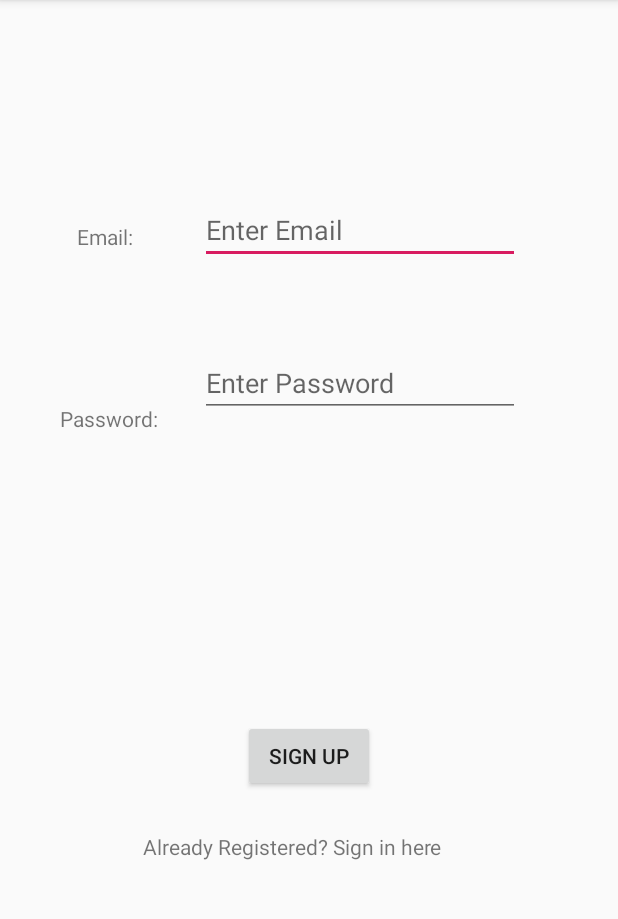
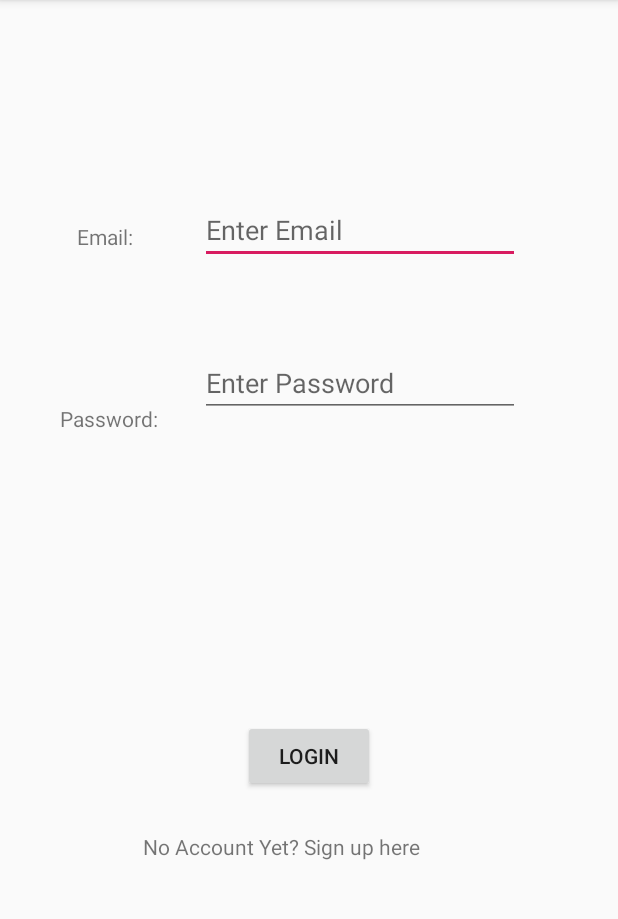
Before and after one commit to Bowdown4488/Alarm-App, an Android app: the screen it shows after launch (MainActivity before the commit, LoginActivity after it), on a phone screen of 412 x 824 dp, the part 84-1003 px from its top. Run offline under Robolectric (Android 15) with nearby library versions, the phone set to English and light mode, and no system bars; our stand-ins replace Firebase (no records; nobody signed in at launch, a user with empty details on screens opened directly).

Commit message:
changed main activity

```diff
--- a/app/src/main/AndroidManifest.xml
+++ b/app/src/main/AndroidManifest.xml
@@ -16,14 +16,17 @@
         android:roundIcon="@mipmap/ic_launcher_round"
         android:supportsRtl="true"
         android:theme="@style/AppTheme">
-        <activity android:name=".MainActivity">
+        <activity android:name=".LoginActivity">
             <intent-filter>
                 <action android:name="android.intent.action.MAIN" />
 
                 <category android:name="android.intent.category.LAUNCHER" />
             </intent-filter>
         </activity>
-        <activity android:name=".LoginActivity"></activity>
+        <activity android:name=".MainActivity">
+
+        </activity>
+
     </application>
 
 </manifest>
--- a/app/src/main/java/com/example/paolo/mobapdemp/LoginActivity.java
+++ b/app/src/main/java/com/example/paolo/mobapdemp/LoginActivity.java
@@ -1,5 +1,6 @@
 package com.example.paolo.mobapdemp;
 
+import android.content.Intent;
 import android.support.annotation.NonNull;
 import android.support.v7.app.AppCompatActivity;
 import android.os.Bundle;
@@ -7,6 +8,7 @@ import android.text.TextUtils;
 import android.view.View;
 import android.widget.Button;
 import android.widget.EditText;
+import android.widget.TextView;
 import android.widget.Toast;
 
 import com.google.android.gms.tasks.OnCompleteListener;
@@ -20,6 +22,7 @@ public class LoginActivity extends AppCompatActivity {
     private EditText enterEmail;
     private EditText enterPass;
     private FirebaseAuth firebaseAuth;
+    private TextView signinText;
 
     @Override
     protected void onCreate(Bundle savedInstanceState) {
@@ -31,6 +34,8 @@ public class LoginActivity extends AppCompatActivity {
         if(firebaseAuth.getCurrentUser() != null){ //user is already logged in
             //put activity here
         }
+
+        signinText = findViewById(R.id.signinText);
         loginBtn = findViewById(R.id.loginBtn);
         enterEmail = findViewById(R.id.enterEmail);
         enterPass = findViewById(R.id.enterPass);
@@ -66,5 +71,15 @@ public class LoginActivity extends AppCompatActivity {
                         });
             }
         });
+
+        signinText.setOnClickListener(new View.OnClickListener() {
+            @Override
+            public void onClick(View v) {
+                Intent intent = new Intent(getApplicationContext(), MainActivity.class);
+                LoginActivity.this.startActivity(intent);
+                LoginActivity.this.finish();
+            }
+        });
+
     }
 }
--- a/app/src/main/res/layout/activity_login.xml
+++ b/app/src/main/res/layout/activity_login.xml
@@ -88,4 +88,20 @@
         app:layout_constraintTop_toBottomOf="@+id/enterPass"
         app:layout_constraintVertical_bias="1.0" />
 
+    <TextView
+        android:id="@+id/signinText"
+        android:layout_width="216dp"
+        android:layout_height="39dp"
+        android:layout_marginStart="8dp"
+        android:layout_marginTop="8dp"
+        android:layout_marginEnd="8dp"
+        android:layout_marginBottom="8dp"
+        android:text="No Account Yet? Sign up here"
+        app:layout_constraintBottom_toBottomOf="parent"
+        app:layout_constraintEnd_toEndOf="parent"
+        app:layout_constraintHorizontal_bias="0.484"
+        app:layout_constraintStart_toStartOf="parent"
+        app:layout_constraintTop_toBottomOf="@+id/loginBtn"
+        app:layout_constraintVertical_bias="0.102" />
+
 </android.support.constraint.ConstraintLayout>
```
